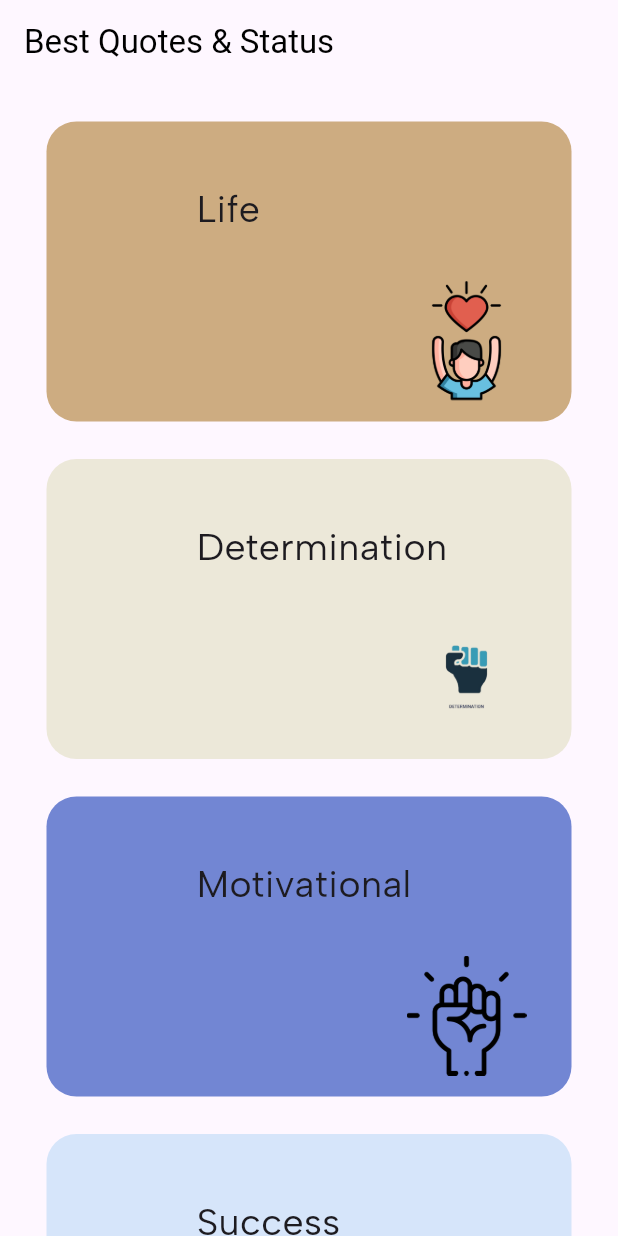
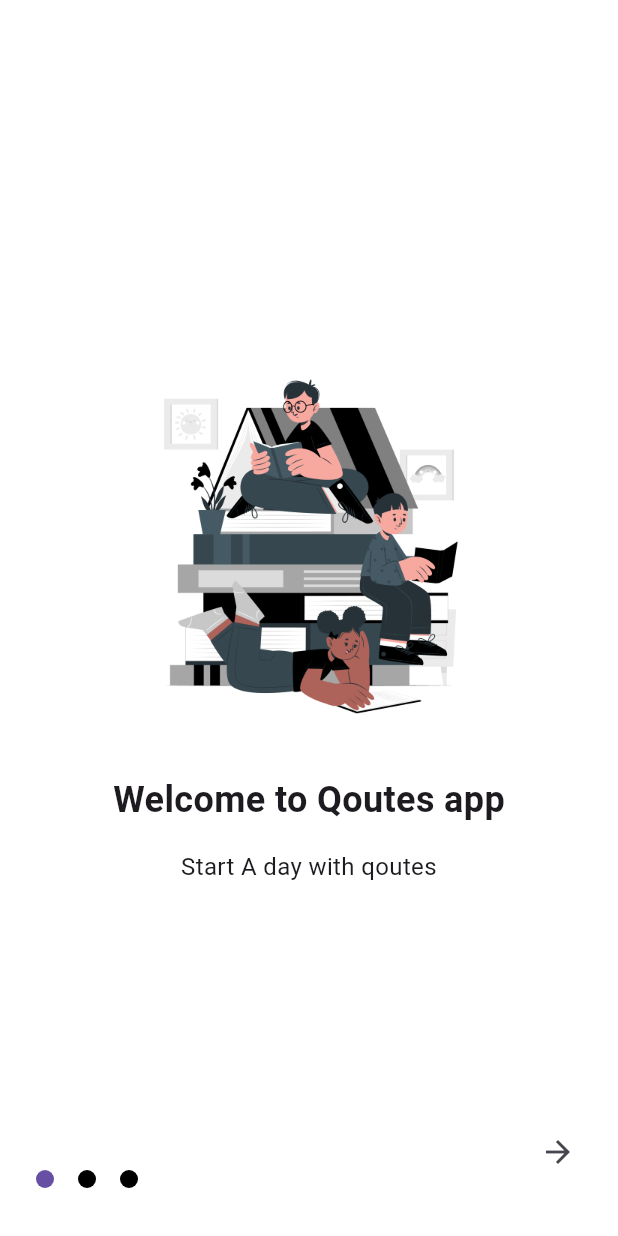
Before and after one commit to vrundpadariya/DB_minear_flutter_app, a Flutter app: the screen it shows after launch, on a phone screen of 412 x 824 dp. Run offline on Flutter 3.47's test engine with Material 3 defaults, Android fonts, the light colour scheme and no system bars; our stand-ins replace get, google_fonts, sqflite; missing offline and left inert: flutter_share; accounts and stored records are empty.

Commit message:
homepage

```diff
--- a/lib/app/screen/detailpage/views/detailscreen.dart
+++ b/lib/app/screen/detailpage/views/detailscreen.dart
@@ -24,11 +24,6 @@ class DetailScreen extends StatelessWidget {
       );
     } else {
       return Scaffold(
-        appBar: AppBar(
-          title: const Text(
-            "Best Quotes & Status",
-          ),
-        ),
         body: ListView.builder(
           itemCount: quoteModel.quotes.length,
           itemBuilder: (context, index) {
--- a/lib/app/screen/homepage/views/homescreen.dart
+++ b/lib/app/screen/homepage/views/homescreen.dart
@@ -11,12 +11,6 @@ class Home extends StatelessWidget {
   @override
   Widget build(BuildContext context) {
     return Scaffold(
-      appBar: AppBar(
-        title: const Text(
-          "Best Quotes & Status",
-          style: TextStyle(color: Colors.black),
-        ),
-      ),
       body: FutureBuilder(
         future: rootBundle.loadString('lib/app/asset/json/qoutes.json'),
         builder: (context, snapshot) {
--- /dev/null
+++ b/lib/app/screen/intro/intro.dart
@@ -0,0 +1,141 @@
+import 'package:flutter/material.dart';
+import 'package:get/get.dart';
+import 'package:google_fonts/google_fonts.dart';
+
+import 'model/pagemodekl.dart';
+
+class Intro extends StatelessWidget {
+  final AppIntroController controller = Get.put(AppIntroController());
+
+  final List<PageModel> pages = [
+    PageModel(
+      image: 'lib/app/asset/intro1.png',
+      title: 'Welcome to Qoutes app',
+      color: Color(0xffe8f4fc),
+      description: 'Start A day with qoutes ',
+    ),
+    PageModel(
+        image: 'lib/app/asset/one2.gif',
+        title: 'Explore Features',
+        description:
+            'Provide clear options for users to either sign up for a new account',
+        color: Colors.white),
+    PageModel(
+      image: 'lib/app/asset/one2.gif',
+      title: 'Get Started',
+      description: 'Let\'s get started!',
+      color: Colors.white,
+    ),
+  ];
+
+  @override
+  Widget build(BuildContext context) {
+    return Scaffold(
+      backgroundColor: Colors.white,
+      body: SafeArea(
+        child: Stack(
+          children: [
+            PageView.builder(
+              itemCount: pages.length,
+              onPageChanged: controller.onPageChanged,
+              itemBuilder: (BuildContext context, int index) {
+                return Column(
+                  mainAxisAlignment: MainAxisAlignment.center,
+                  children: [
+                    Image.asset(
+                      pages[index].image,
+                      height: 250,
+                      width: 250,
+                    ),
+                    const SizedBox(
+                      height: 32.0,
+                    ),
+                    Text(
+                      pages[index].title,
+                      style: const TextStyle(
+                        fontSize: 24.0,
+                        fontWeight: FontWeight.bold,
+                      ),
+                    ),
+                    const SizedBox(height: 16.0),
+                    Padding(
+                      padding: const EdgeInsets.symmetric(horizontal: 32.0),
+                      child: Text(
+                        pages[index].description,
+                        textAlign: TextAlign.center,
+                        style: const TextStyle(
+                          fontSize: 16.0,
+                        ),
+                      ),
+                    ),
+                  ],
+                );
+              },
+            ),
+            // Add circles to indicate the current page
+            Positioned(
+              bottom: 32.0,
+              left: 16.0,
+              child: Obx(() {
+                return Row(
+                  children: [
+                    for (int i = 0; i < pages.length; i++)
+                      Container(
+                        margin: const EdgeInsets.symmetric(
+                          horizontal: 8.0,
+                        ),
+                        height: 12.0,
+                        width: 12.0,
+                        decoration: BoxDecoration(
+                          shape: BoxShape.circle,
+                          color: i == controller.currentPageIndex.value
+                              ? Theme.of(context).primaryColor
+                              : Colors.black,
+                        ),
+                      ),
+                  ],
+                );
+              }),
+            ),
+            // Add a button to move to the next page or get started
+            Positioned(
+              bottom: 32.0,
+              right: 16.0,
+              child: Obx(() {
+                return controller.currentPageIndex.value == pages.length - 1
+                    ? GestureDetector(
+                        onTap: () {
+                          Navigator.pushReplacementNamed(context, 'home');
+                        },
+                        child: Container(
+                          alignment: Alignment.center,
+                          height: 50,
+                          width: 130,
+                          decoration: BoxDecoration(
+                            color: Colors.black,
+                            borderRadius: BorderRadius.circular(20),
+                          ),
+                          child: Text(
+                            "Get started",
+                            style: GoogleFonts.albertSans()
+                                .copyWith(color: Colors.white, fontSize: 17),
+                          ),
+                        ),
+                      )
+                    : IconButton(
+                        onPressed: () {
+                          // Move to the next page when the arrow button is tapped
+                          controller.currentPageIndex.value++;
+                        },
+                        icon: const Icon(
+                          Icons.arrow_forward,
+                        ),
+                      );
+              }),
+            ),
+          ],
+        ),
+      ),
+    );
+  }
+}
--- /dev/null
+++ b/lib/app/screen/intro/model/pagemodekl.dart
@@ -0,0 +1,22 @@
+import 'package:get/get.dart';
+
+class AppIntroController extends GetxController {
+  var currentPageIndex = 0.obs;
+
+  void onPageChanged(int index) {
+    currentPageIndex.value = index;
+  }
+}
+
+class PageModel {
+  final String image;
+  final String title;
+  final String description;
+
+  PageModel({
+    required this.image,
+    required this.title,
+    required this.description,
+    required color,
+  });
+}
--- a/lib/app/screen/splash_screen/splash_screen.dart
+++ b/lib/app/screen/splash_screen/splash_screen.dart
@@ -9,7 +9,7 @@ class SplashScreen extends StatelessWidget {
   @override
   Widget build(BuildContext context) {
     Timer(const Duration(seconds: 3), () {
-      Navigator.pushReplacementNamed(context, 'home');
+      Navigator.pushReplacementNamed(context, 'intr');
     });
     return Scaffold(
         backgroundColor: Colors.white,
@@ -24,7 +24,7 @@ class SplashScreen extends StatelessWidget {
                 width: 300,
                 decoration: const BoxDecoration(
                   image: DecorationImage(
-                    image: AssetImage("lib/app/asset/Woman reading.gif"),
+                    image: AssetImage("lib/app/asset/one2.gif"),
                   ),
                 ),
               ),
--- a/lib/main.dart
+++ b/lib/main.dart
@@ -2,6 +2,7 @@ import 'package:dbminear/app/screen/detailpage/views/detailscreen.dart';
 import 'package:dbminear/app/screen/homepage/views/homescreen.dart';
 import 'package:flutter/material.dart';
 
+import 'app/screen/intro/intro.dart';
 import 'app/screen/splash_screen/splash_screen.dart';
 
 void main() {
@@ -10,6 +11,7 @@ void main() {
       debugShowCheckedModeBanner: false,
       routes: {
         '/': (ctx) => const SplashScreen(),
+        'intr': (ctx) => Intro(),
         'home': (ctx) => const Home(),
         'detail': (ctx) => const DetailScreen(),
         //'fav': (ctx) => favourite(),
```
Also changed, not shown: lib/app/asset/intro1.png (added), lib/app/asset/one2.gif (renamed from lib/app/asset/Woman reading.gif).
